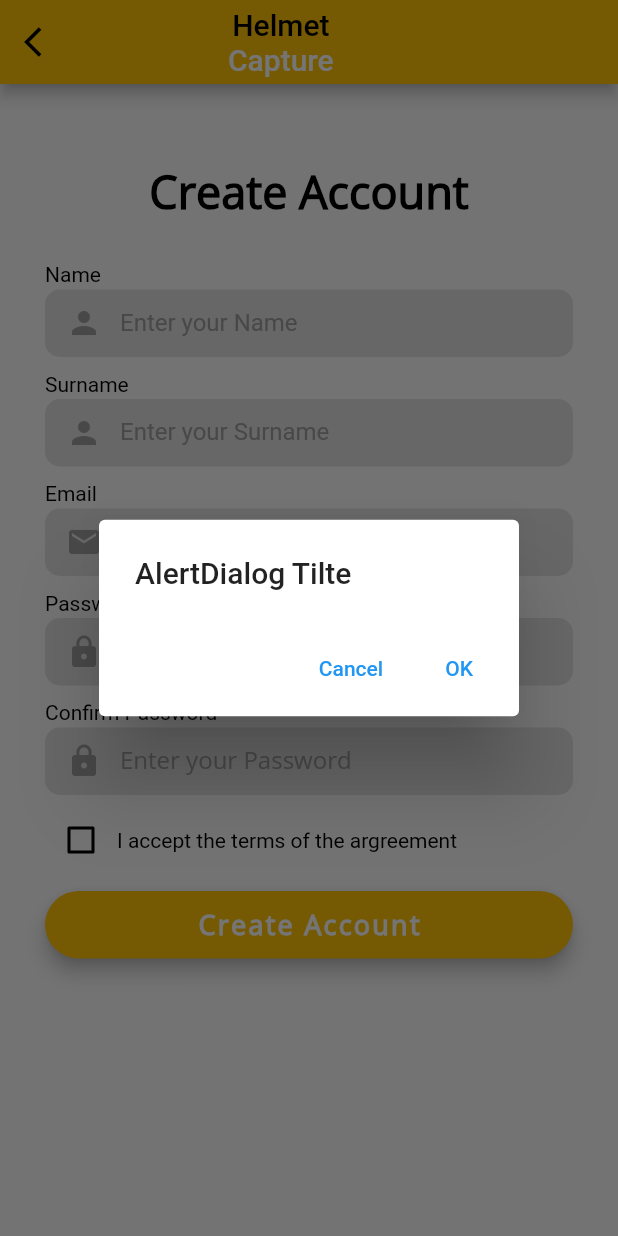
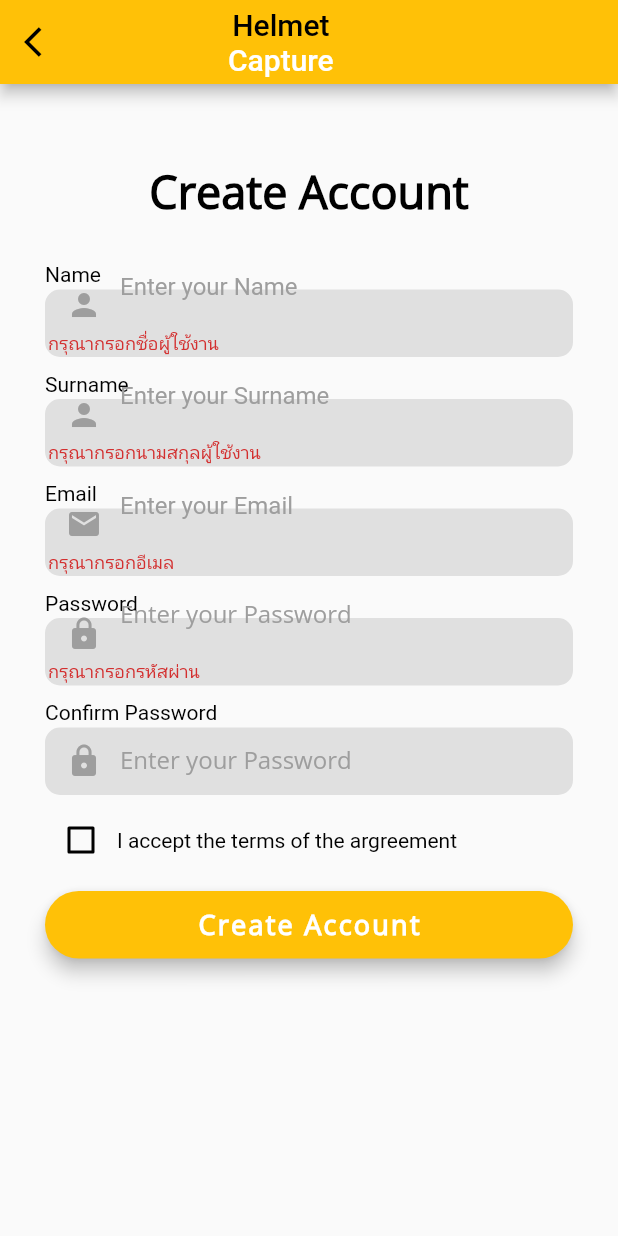
Before and after one commit to MrDenine/non-Helmet_detection_Mobile_Fortest, a Flutter app: the CreateAccount screen opened by its route, after a tap on "Create Account", on a phone screen of 412 x 824 dp. Run offline on Flutter 3.47's test engine with Material 2 defaults, Android fonts, the phone set to English and light mode, and no system bars; our stand-ins replace camera, firebase_auth, firebase_core, form_field_validator, image_picker; missing offline and left inert: tflite; accounts and stored records are empty.

```diff
--- a/lib/create-new-account.dart
+++ b/lib/create-new-account.dart
@@ -1,5 +1,9 @@
+import 'package:firebase_auth/firebase_auth.dart';
+import 'package:firebase_core/firebase_core.dart';
 import 'package:flutter/material.dart';
 import 'package:flutter/services.dart';
+import 'package:form_field_validator/form_field_validator.dart';
+import 'package:helmet_detection_app/profile.dart';
 
 class CreateAccount extends StatefulWidget {
   @override
@@ -8,6 +12,9 @@ class CreateAccount extends StatefulWidget {
 
 class _CreateAccountState extends State<CreateAccount> {
   bool _rememberMe = false;
+  final formKey = GlobalKey<FormState>();
+  Profile profile = Profile();
+  final Future<FirebaseApp> firebase = Firebase.initializeApp();
 
   Widget _buildName() {
     return Column(
@@ -29,7 +36,8 @@ class _CreateAccountState extends State<CreateAccount> {
             borderRadius: BorderRadius.circular(10),
           ),
           height: 45.0,
-          child: TextField(
+          child: TextFormField(
+            validator: RequiredValidator(errorText: "กรุณากรอกชื่อผู้ใช้งาน"),
             keyboardType: TextInputType.emailAddress,
             style: TextStyle(
               color: Colors.black,
@@ -45,6 +53,9 @@ class _CreateAccountState extends State<CreateAccount> {
               hintText: 'Enter your Name',
               hintStyle: TextStyle(color: Colors.grey),
             ),
+            onSaved: (String name) {
+              profile.name = name;
+            },
           ),
         ),
       ],
@@ -71,7 +82,9 @@ class _CreateAccountState extends State<CreateAccount> {
             borderRadius: BorderRadius.circular(10),
           ),
           height: 45.0,
-          child: TextField(
+          child: TextFormField(
+            validator:
+                RequiredValidator(errorText: "กรุณากรอกนามสกุลผู้ใช้งาน"),
             keyboardType: TextInputType.emailAddress,
             style: TextStyle(
               color: Colors.black,
@@ -87,6 +100,9 @@ class _CreateAccountState extends State<CreateAccount> {
               hintText: 'Enter your Surname',
               hintStyle: TextStyle(color: Colors.grey),
             ),
+            onSaved: (String surname) {
+              profile.surname = surname;
+            },
           ),
         ),
       ],
@@ -113,8 +129,11 @@ class _CreateAccountState extends State<CreateAccount> {
             borderRadius: BorderRadius.circular(10),
           ),
           height: 45.0,
-          child: TextField(
-            keyboardType: TextInputType.emailAddress,
+          child: TextFormField(
+            validator: MultiValidator([
+              RequiredValidator(errorText: "กรุณากรอกอีเมล"),
+              EmailValidator(errorText: "รูปแบบอีเมลไม่ถูกต้อง"),
+            ]),
             style: TextStyle(
               color: Colors.black,
               // fontFamily: 'OpenSans',
@@ -129,6 +148,10 @@ class _CreateAccountState extends State<CreateAccount> {
               hintText: 'Enter your Email',
               hintStyle: TextStyle(color: Colors.grey),
             ),
+            keyboardType: TextInputType.emailAddress,
+            onSaved: (String email) {
+              profile.email = email;
+            },
           ),
         ),
       ],
@@ -155,8 +178,8 @@ class _CreateAccountState extends State<CreateAccount> {
             borderRadius: BorderRadius.circular(10),
           ),
           height: 45.0,
-          child: TextField(
-            obscureText: true,
+          child: TextFormField(
+            validator: RequiredValidator(errorText: "กรุณากรอกรหัสผ่าน"),
             style: TextStyle(
               color: Colors.black,
               fontFamily: 'OpenSans',
@@ -171,6 +194,10 @@ class _CreateAccountState extends State<CreateAccount> {
               hintText: 'Enter your Password',
               hintStyle: TextStyle(color: Colors.grey),
             ),
+            obscureText: true,
+            onSaved: (String password) {
+              profile.password = password;
+            },
           ),
         ),
       ],
@@ -197,7 +224,7 @@ class _CreateAccountState extends State<CreateAccount> {
             borderRadius: BorderRadius.circular(10),
           ),
           height: 45.0,
-          child: TextField(
+          child: TextFormField(
             obscureText: true,
             style: TextStyle(
               color: Colors.black,
@@ -252,23 +279,18 @@ class _CreateAccountState extends State<CreateAccount> {
       width: double.infinity,
       child: RaisedButton(
         elevation: 5.0,
-        onPressed: () => showDialog<String>(
-        context: context,
-        builder: (BuildContext context) => AlertDialog(
-          title: const Text('AlertDialog Tilte'),
-          //content: const Text('AlertDialog description'),
-          actions: <Widget>[
-            TextButton(
-              onPressed: () => Navigator.pop(context, 'Cancel'),
-              child: const Text('Cancel'),
-            ),
-            TextButton(
-              onPressed: () => Navigator.pushNamed(context, '/'),
-              child: const Text('OK'),
-            ),
-          ],
-        ),
-      ),
+        onPressed: () async {
+          if (formKey.currentState.validate()) {
+            formKey.currentState.save();
+            try {
+              await FirebaseAuth.instance.createUserWithEmailAndPassword(
+                  email: profile.email, password: profile.password);
+              formKey.currentState.reset();
+            } on FirebaseAuthException catch (e) {
+              print(e.message);
+            }
+          }
+        },
         padding: EdgeInsets.all(10.0),
         shape: RoundedRectangleBorder(
           borderRadius: BorderRadius.circular(30.0),
@@ -287,8 +309,24 @@ class _CreateAccountState extends State<CreateAccount> {
       ),
     );
   }
+
   @override
   Widget build(BuildContext context) {
+    return FutureBuilder(
+        future: firebase,
+        // ignore: missing_return
+        builder: (context, snapshot) {
+          if (snapshot.hasError) {
+            return Scaffold(
+              appBar: AppBar(
+                title: Text("Error"),
+              ),
+              body: Center(
+                child: Text("${snapshot.error}"),
+              ),
+            );
+          }
+          if (snapshot.connectionState == ConnectionState.done) {
             return Scaffold(
               appBar: AppBar(
                 backgroundColor: Colors.amber,
@@ -307,7 +345,10 @@ class _CreateAccountState extends State<CreateAccount> {
                     SizedBox(width: 80),
                     Column(
                       children: [
-                      Text('Helmet',style: TextStyle(color: Colors.black),),
+                        Text(
+                          'Helmet',
+                          style: TextStyle(color: Colors.black),
+                        ),
                         Text('Capture'),
                       ],
                     )
@@ -322,30 +363,17 @@ class _CreateAccountState extends State<CreateAccount> {
                     children: <Widget>[
                       Container(
                         height: double.infinity,
-                width: double.infinity,
-                decoration: BoxDecoration(
-                  gradient: LinearGradient(
-                    begin: Alignment.topCenter,
-                    end: Alignment.bottomCenter,
-                    colors: [
-                      Color(0xFFFFFFFF),
-                    ],
-                    stops: [0.1, 0.4, 0.7, 0.9],
-                  ),
-                ),
-              ),
-              Container(
-                height: double.infinity,
                         child: SingleChildScrollView(
                           physics: AlwaysScrollableScrollPhysics(),
                           padding: EdgeInsets.symmetric(
                             horizontal: 30.0,
                             vertical: 24.0,
                           ),
+                          child: Form(
+                            key: formKey,
                             child: Column(
                               mainAxisAlignment: MainAxisAlignment.center,
                               children: <Widget>[
-
                                 Text(
                                   'Create Account',
                                   style: TextStyle(
@@ -358,19 +386,20 @@ class _CreateAccountState extends State<CreateAccount> {
                                 ),
                                 SizedBox(height: 20.0),
                                 _buildName(),
-                      SizedBox( height: 10.0 ),
+                                SizedBox(height: 10.0),
                                 _buildSurname(),
-                      SizedBox( height: 10.0 ),
+                                SizedBox(height: 10.0),
                                 _buildEmailTF(),
-                      SizedBox( height: 10.0 ),
+                                SizedBox(height: 10.0),
                                 _buildPasswordTF(),
-                      SizedBox( height: 10.0 ),
+                                SizedBox(height: 10.0),
                                 _buildConfirmPassword(),
-                       SizedBox( height: 20.0 ),
+                                SizedBox(height: 20.0),
                                 _buildAcceptCheckbox(),
-                      SizedBox( height: 20.0 ),
+                                SizedBox(height: 20.0),
                                 _buildCreateAccountBtn()
                               ],
+                            ),
                           ),
                         ),
                       )
@@ -380,4 +409,6 @@ class _CreateAccountState extends State<CreateAccount> {
               ),
             );
           }
+        });
   }
+}
--- a/lib/login.dart
+++ b/lib/login.dart
@@ -244,7 +244,9 @@ class _LoginScreenState extends State<LoginScreen> {
 
   Widget _buildSignupBtn() {
     return GestureDetector(
-      onTap: () {Navigator.pushNamed(context, '/two');},
+      onTap: () {
+        Navigator.pushNamed(context, '/two');
+      },
       child: RichText(
         text: TextSpan(
           children: [
@@ -279,20 +281,6 @@ class _LoginScreenState extends State<LoginScreen> {
           onTap: () => FocusScope.of(context).unfocus(),
           child: Stack(
             children: <Widget>[
-              Container(
-                height: double.infinity,
-                width: double.infinity,
-                decoration: BoxDecoration(
-                  gradient: LinearGradient(
-                    begin: Alignment.topCenter,
-                    end: Alignment.bottomCenter,
-                    colors: [
-                      Color(0xFFFFFFFF),
-                    ],
-                    stops: [0.1, 0.4, 0.7, 0.9],
-                  ),
-                ),
-              ),
               Container(
                 height: double.infinity,
                 child: SingleChildScrollView(
--- /dev/null
+++ b/lib/profile.dart
@@ -0,0 +1,8 @@
+class Profile {
+  String name;
+  String surname;
+  String email;
+  String password;
+
+  Profile({this.name, this.surname, this.email, this.password});
+}
--- a/pubspec.yaml
+++ b/pubspec.yaml
@@ -25,6 +25,9 @@ dependencies:
     sdk: flutter
   camera: 0.5.7+4
   cupertino_icons: ^1.0.2
+  firebase_auth: ^1.2.0
+  firebase_core: ^1.2.0
+  form_field_validator: ^1.1.0
   image: ^3.0.2
   image_picker: ^0.7.5+2
   tflite: ^1.1.2
```
Also changed, not shown: pubspec.lock, 3 other files. Lines whose indentation alone changed are shown as unchanged.
